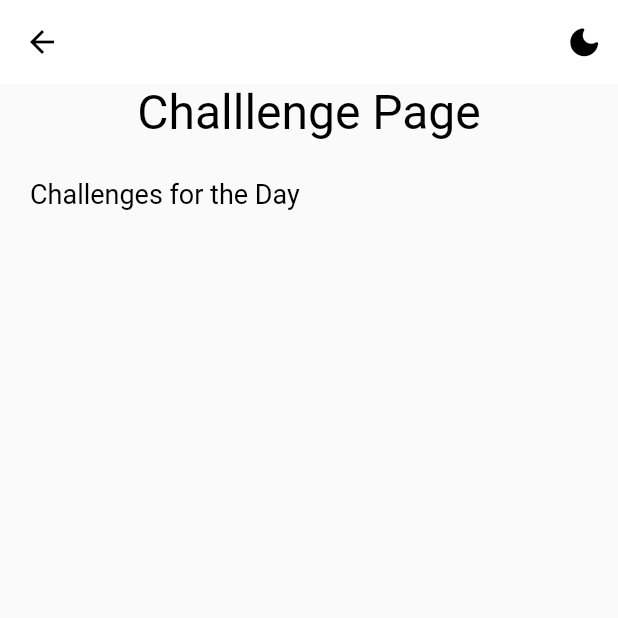
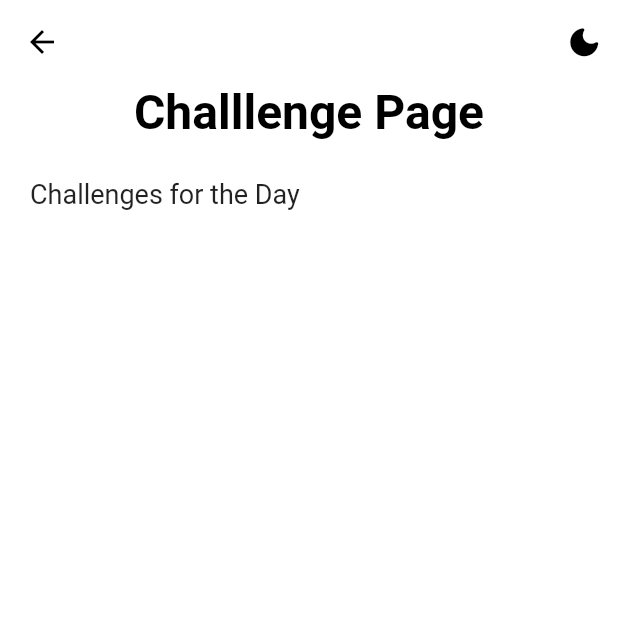
Before and after one commit to Tyreseexe/flutter_testing, a Flutter app: the screen it shows after launch, after a tap on "Challenges", on a phone screen of 412 x 824 dp, the top half of it. Run offline on Flutter 3.47's test engine with Material 2 defaults, Android fonts, the phone set to English and light mode, and no system bars; our stand-ins replace get, get_storage.

Commit message:
Dark mode working and done

```diff
--- a/lib/homepage/home_page.dart
+++ b/lib/homepage/home_page.dart
@@ -44,6 +44,7 @@ class _HomePageState extends State<HomePage> {
   @override
   Widget build(BuildContext context) {
     return Scaffold(
+      backgroundColor: context.theme.colorScheme.background,
       body: Column(
         children: [
           Center(
@@ -54,7 +55,6 @@ class _HomePageState extends State<HomePage> {
                 //Bold Text (die een wat ons gemaak het)
                 //copyWith copy dit en replace
                 style: boldText.copyWith(
-                  color: Colors.black,
                   fontSize: 30,
                 ),
               ),
@@ -129,9 +129,7 @@ class _HomePageState extends State<HomePage> {
                     child: Text(
                       'Completed',
                       style: regularText.copyWith(
-                        fontSize: 25,
-                        color: Colors.white,
-                      ),
+                          fontSize: 25, color: Colors.white),
                     ),
                   ),
                   const Spacer(),
--- a/lib/main.dart
+++ b/lib/main.dart
@@ -5,6 +5,7 @@ import 'package:flutter_testing/themes/theme_service.dart';
 import 'package:get/get.dart';
 
 void main() {
+  //Load net die widgets
   WidgetsFlutterBinding.ensureInitialized();
 
   runApp(const MyApp());
@@ -20,7 +21,6 @@ class MyApp extends StatelessWidget {
       title: 'Flutter Demo',
       theme: Themes.light,
       darkTheme: Themes.dark,
-      // themeMode: ThemeService().theme,
       themeMode: ThemeService().theme,
       home: const HomePage(),
     );
--- a/lib/pages/challenge_page.dart
+++ b/lib/pages/challenge_page.dart
@@ -1,4 +1,5 @@
 import 'package:flutter/material.dart';
+import 'package:flutter_testing/themes/text_styles.dart';
 import 'package:flutter_testing/themes/theme_service.dart';
 import 'package:get/get.dart';
 
@@ -13,20 +14,20 @@ class _ChallengPageState extends State<ChallengPage> {
   @override
   Widget build(BuildContext context) {
     return Scaffold(
+      backgroundColor: context.theme.colorScheme.background,
       appBar: _appBar(),
-      body: const Column(
+      body: Column(
         children: [
           Center(
             child: Text(
               'Challlenge Page',
-              style: TextStyle(
+              style: boldText.copyWith(
                 fontSize: 32,
-                color: Colors.black,
               ),
             ),
           ),
-          SizedBox(height: 25),
-          Row(
+          const SizedBox(height: 25),
+          const Row(
             mainAxisAlignment: MainAxisAlignment.start,
             children: [
               SizedBox(
@@ -36,12 +37,11 @@ class _ChallengPageState extends State<ChallengPage> {
                 'Challenges for the Day',
                 style: TextStyle(
                   fontSize: 18,
-                  color: Colors.black,
                 ),
               ),
             ],
           ),
-          SizedBox(
+          const SizedBox(
             height: 25,
           ),
         ],
@@ -55,17 +55,18 @@ class _ChallengPageState extends State<ChallengPage> {
     //ons skyf die appbar se code hierna toe sodat die code bo makliker lees
     //Dit is ook makliker om hierso met die appbar te werk as daar bo te sit
     return AppBar(
-      backgroundColor: Colors.white,
-      foregroundColor: Colors.black,
       //Hoe ver weg van die background moet hy wees
       elevation: 0,
+      backgroundColor: context.theme.colorScheme.background,
+      foregroundColor: Get.isDarkMode ? Colors.white : Colors.black,
       actions: [
         GestureDetector(
           onTap: () {
             //Verander na dark mode
             //Hierdie code gaan ons later in die settings page bere
-            ThemeService().switchTheme();
-            setState(() {});
+            setState(() {
+              ThemeService().switchTheme();
+            });
           },
           //As DarkMode aan is dan wys sunny as nie wys Darkmode_rounded
           child: Get.isDarkMode
--- a/lib/pages/completed_page.dart
+++ b/lib/pages/completed_page.dart
@@ -1,5 +1,6 @@
 import 'package:flutter/material.dart';
 import 'package:flutter_testing/themes/text_styles.dart';
+import 'package:get/get.dart';
 
 class CompletedPage extends StatefulWidget {
   const CompletedPage({super.key});
@@ -12,6 +13,7 @@ class _CompletedPageState extends State<CompletedPage> {
   @override
   Widget build(BuildContext context) {
     return Scaffold(
+      backgroundColor: context.theme.colorScheme.background,
       appBar: _appBar(),
       body: Column(
         children: [
@@ -20,7 +22,6 @@ class _CompletedPageState extends State<CompletedPage> {
               'Completed Challlenges',
               style: boldText.copyWith(
                 fontSize: 32,
-                color: Colors.black,
               ),
             ),
           ),
@@ -37,7 +38,6 @@ class _CompletedPageState extends State<CompletedPage> {
                 'Completed Challenges',
                 style: regularText.copyWith(
                   fontSize: 18,
-                  color: Colors.black,
                 ),
               ),
             ],
@@ -51,8 +51,8 @@ class _CompletedPageState extends State<CompletedPage> {
     //ons skyf die appbar se code hierna toe sodat die code bo makliker lees
     //Dit is ook makliker om hierso met die appbar te werk as daar bo te sit
     return AppBar(
-      backgroundColor: Colors.white,
-      foregroundColor: Colors.black,
+      backgroundColor: context.theme.colorScheme.background,
+      foregroundColor: Get.isDarkMode ? Colors.white : Colors.black,
       //Hoe ver weg van die background moet hy wees
       elevation: 0,
     );
--- a/lib/themes/text_styles.dart
+++ b/lib/themes/text_styles.dart
@@ -1,23 +1,24 @@
 import 'package:flutter/material.dart';
+import 'package:get/get.dart';
 
 //Hierso create ons n pre-written scripts sodat ons nie heeltyd vir elke text
 //hoef te tik wat dit moet wees nie
 
 //Bold textstyle
 TextStyle get boldText {
-  return const TextStyle(
+  return TextStyle(
       fontWeight: FontWeight.bold,
       fontFamily: 'Roboto',
+      color: Get.isDarkMode ? Colors.white : Colors.black
       //Copy size
-    //Copy color
       );
 }
 
 TextStyle get regularText {
-  return const TextStyle(
+  return TextStyle(
       fontWeight: FontWeight.w400,
       fontFamily: 'Roboto',
+      color: Get.isDarkMode ? Colors.white : Colors.black
       //Copy size
-    //Copy color
       );
 }
```
Lines whose indentation alone changed are shown as unchanged.
